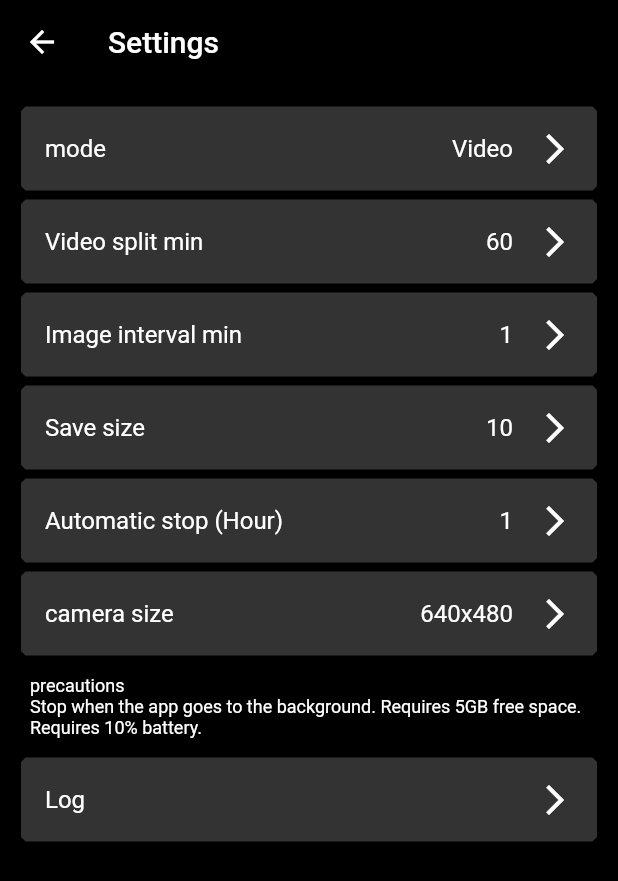
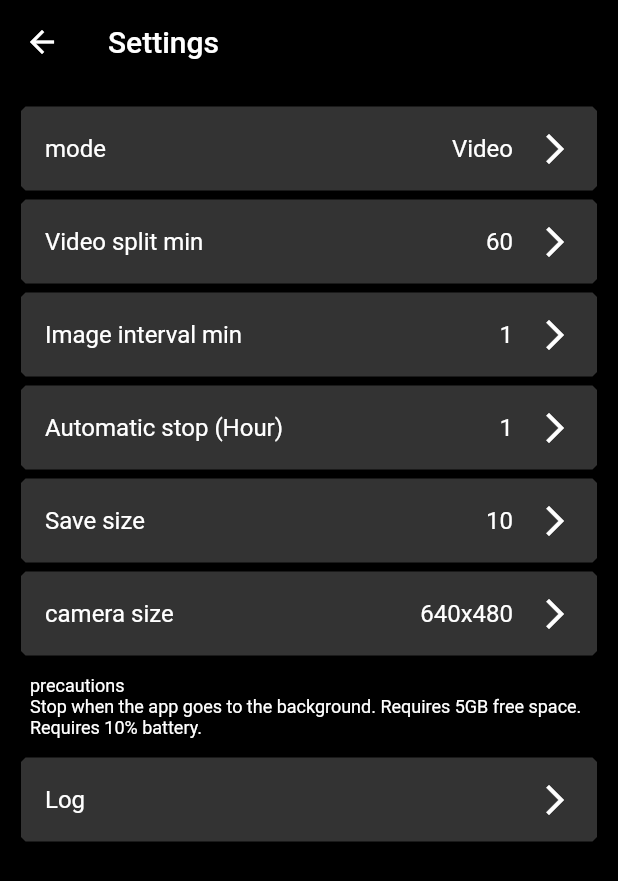
Before and after one commit to koji4104/LongTake, a Flutter app: the SettingsScreen screen opened directly, on a phone screen of 412 x 824 dp. Shown: the top 881 px of the screen. Run offline on Flutter 3.47's test engine with Material 2 defaults, Android fonts, the phone set to English and light mode, and no system bars; our stand-ins replace battery_plus, camera, gallery_saver, hooks_riverpod, native_device_orientation, shared_preferences and 1 more; missing offline and left inert: disk_space, flutter_video_info, video_thumbnail; accounts and stored records are empty.

Commit message:
Change of wording

```diff
--- a/lib/localizations.dart
+++ b/lib/localizations.dart
@@ -21,6 +21,7 @@ class Localized {
   static Map<String, Map<String, String>> _localizedValues = {
     'en': {
       'settings_title': 'Settings',
+      'photolist_title': 'In-app data',
       'recording_mode': 'mode',
       'recording_mode_desc':'Video is recording. Image is photo shooting.',
       'mode_video': 'Video',
@@ -29,16 +30,17 @@ class Localized {
       'video_interval_sec_desc': 'Divide the video file to be recorded by time.',
       'image_interval_sec': 'Image interval min',
       'image_interval_sec_desc': 'Shoot at intervals.',
+      'autostop_sec': 'Automatic stop (Hour)',
+      'autostop_sec_desc': 'Recording (shooting) is automatically stopped. The black screen is maintained even if it is stopped.',
       'max_size_gb': 'Save size',
       'max_size_gb_desc': 'If the save size is exceeded, the oldest one will be deleted.',
-      'autostop_sec': 'Automatic stop (Hour)',
-      'autostop_sec_desc': 'Recording (shooting) is automatically stopped. The black screen is maintained even if it is stopped.',
       'camera_height': 'camera size',
       'camera_height_desc': 'Select camera size.',
       'precautions':'precautions\nStop when the app goes to the background. Requires 5GB free space. Requires 10% battery.',
     },
     'ja': {
       'settings_title': '設定',
+      'photolist_title': 'アプリ内データ',
       'recording_mode': '保存形式',
       'recording_mode_desc':'保存する形式を選んでください。',
       'mode_video': 'ビデオ',
@@ -47,8 +49,10 @@ class Localized {
       'video_interval_sec_desc': '録画を時間ごとに分割します。1分はテストにご利用ください。',
       'image_interval_sec': '静止画間隔（分）',
       'image_interval_sec_desc': '撮影する間隔を選んでください。',
-      'max_size_gb': 'アプリ内保存サイズ',
-      'max_size_gb_desc': 'アプリ内保存サイズを超えると古いものから削除します。削除したくないファイルはフォトライブラリーに移動してください。',
+      'autostop_sec': '自動停止（時間）',
+      'autostop_sec_desc': '自動的に録画（撮影）を停止します。停止しても黒画面を維持します。バッテリー残量10%以下で自動停止します。2分はテストにご利用ください。',
+      'max_size_gb': '保存容量',
+      'max_size_gb_desc': 'アプリ内データが保存容量を超えると古いものから削除します。削除したくないファイルはフォトライブラリーに移動してください。',
       'autostop_sec': '自動停止（時間）',
       'autostop_sec_desc': '自動的に録画（撮影）を停止します。停止しても黒画面を維持します。バッテリー残量10%以下で自動停止します。2分はテストにご利用ください。',
       'camera_height': 'カメラサイズ',
--- a/lib/photolist_screen.dart
+++ b/lib/photolist_screen.dart
@@ -10,6 +10,7 @@ import 'provider.dart';
 import 'package:video_thumbnail/video_thumbnail.dart' as video_thumbnail;
 import 'model.dart';
 import 'package:flutter_video_info/flutter_video_info.dart';
+import 'localizations.dart';
 
 class PhotoListScreen extends ConsumerWidget {
   PhotoListScreen(){}
@@ -43,7 +44,7 @@ class PhotoListScreen extends ConsumerWidget {
 
     return Scaffold(
       appBar: AppBar(
-        title: Text(title),
+        title: Text(l10n("photolist_title")),
         backgroundColor:Color(0xFF000000),
         actions: <Widget>[
           IconButton(
@@ -258,6 +259,10 @@ class PhotoListScreen extends ConsumerWidget {
       }
     );
   }
+
+  String l10n(String text){
+    return Localized.of(context!).text(text);
+  }
 }
 
 class MyCard extends ConsumerWidget {
--- a/lib/settings_screen.dart
+++ b/lib/settings_screen.dart
@@ -69,6 +69,14 @@ class Environment {
     desc:'image_interval_sec_desc',
     pref:'image_interval_sec',
   );
+  EnvData autostop_sec = EnvData(
+    val:3600,
+    vals:[60,3600,21600,43200,86400],
+    keys:['60 sec','1','6','12','24'],
+    name:'autostop_sec',
+    desc:'autostop_sec_desc',
+    pref:'autostop_sec',
+  );
   EnvData max_size_gb = EnvData(
     val:10,
     vals:[1,10,100],
@@ -76,14 +84,6 @@ class Environment {
     name:'max_size_gb',
     desc:'max_size_gb_desc',
     pref:'max_size_gb',
-  );
-  EnvData autostop_sec = EnvData(
-    val:3600,
-    vals:[60,3600,21600,43200,86400],
-    keys:['60 sec','1','6','12','24'],
-    name:'autostop_sec',
-    desc:'autostop_sec_desc',
-    pref:'autostop_sec',
   );
   EnvData camera_height = EnvData(
     val:480,
@@ -165,8 +165,8 @@ class SettingsScreen extends ConsumerWidget {
               MyValue(data: env.recording_mode),
               MyValue(data: env.video_interval_sec),
               MyValue(data: env.image_interval_sec),
+              MyValue(data: env.autostop_sec),
               MyValue(data: env.max_size_gb),
-              MyValue(data: env.autostop_sec),
               MyValue(data: env.camera_height),
 
               MyText(Localized.of(context).text("precautions")),
```
